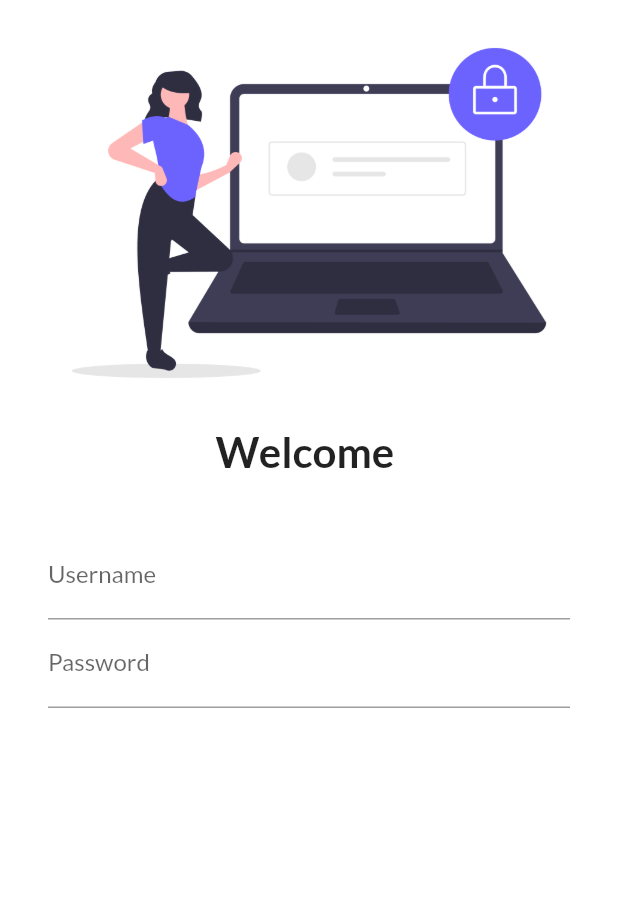
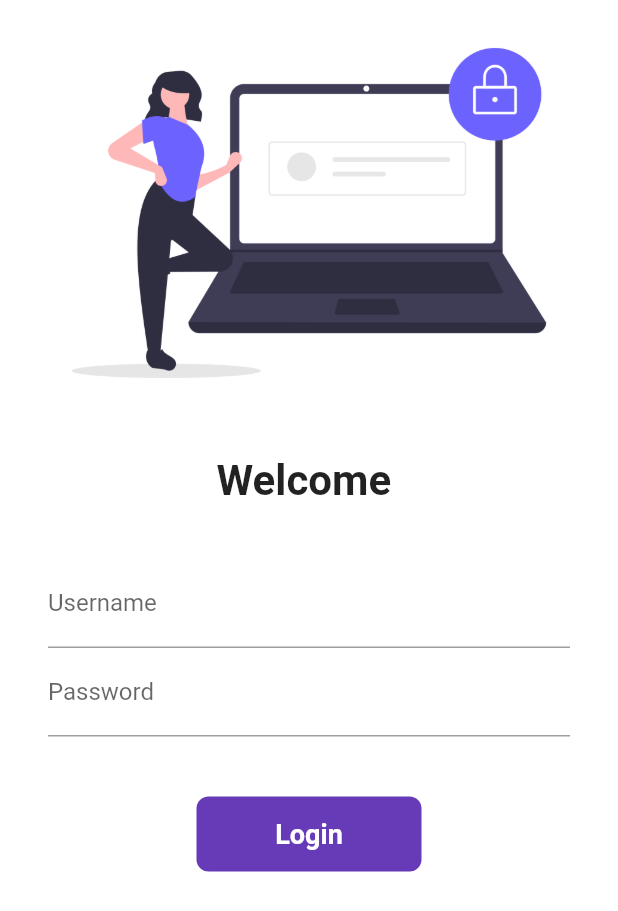
Before and after one commit to dipteshh/flutter-demo-app, a Flutter app: the screen it shows after launch, on a phone screen of 412 x 824 dp. Shown: the top 911 px of the screen. Run offline on Flutter 3.47's test engine with Material 2 defaults, Android fonts, the phone set to English and light mode, and no system bars.

Commit message:
day6 complete

```diff
--- a/lib/main.dart
+++ b/lib/main.dart
@@ -3,7 +3,7 @@ import 'package:flutter/material.dart';
 import 'pages/login_page.dart';
 
 import 'pages/home_page.dart';
-import 'package:google_fonts/google_fonts.dart';
+// import 'package:google_fonts/google_fonts.dart';
 
 void main() {
   runApp(const MyApp());
@@ -19,16 +19,16 @@ class MyApp extends StatelessWidget {
       themeMode: ThemeMode.light,
       theme: ThemeData(
         primarySwatch: Colors.deepPurple,
-        fontFamily: GoogleFonts.lato().fontFamily,
-        primaryTextTheme: GoogleFonts.latoTextTheme(),
+        // fontFamily: GoogleFonts.lato().fontFamily,
+        // primaryTextTheme: GoogleFonts.latoTextTheme(),
       ),
       darkTheme: ThemeData(
         brightness: Brightness.dark,
       ),
       routes: {
-        "/": (context) => const LoginPage(),
-        MyRoutes.homeRoute: (context) => const HomePage(),
-        MyRoutes.loginRoute: (context) => const LoginPage()
+        "/": (context) => LoginPage(),
+        MyRoutes.homeRoute: (context) => HomePage(),
+        MyRoutes.loginRoute: (context) => LoginPage()
       },
     );
   }
--- a/lib/pages/login_page.dart
+++ b/lib/pages/login_page.dart
@@ -1,21 +1,20 @@
-// ignore_for_file: prefer_const_literals_to_create_immutables, prefer_const_constructors
+// ignore_for_file: prefer_const_constructors, use_build_context_synchronously
 
+import 'package:flutter/material.dart';
 import 'package:demo/utils/routes.dart';
-import 'package:flutter/material.dart';
 
 class LoginPage extends StatefulWidget {
-  const LoginPage({super.key});
-
   @override
-  State<LoginPage> createState() => _LoginPageState();
+  _LoginPageState createState() => _LoginPageState();
 }
 
 class _LoginPageState extends State<LoginPage> {
   String name = "";
+  bool changeButton = false;
+
   @override
   Widget build(BuildContext context) {
-    return SafeArea(
-      child: Material(
+    return Material(
         color: Colors.white,
         child: SingleChildScrollView(
           child: Column(
@@ -23,6 +22,9 @@ class _LoginPageState extends State<LoginPage> {
               Image.asset(
                 "assets/images/login_img.png",
                 fit: BoxFit.cover,
+              ),
+              SizedBox(
+                height: 20.0,
               ),
               Text(
                 "Welcome $name",
@@ -41,33 +43,70 @@ class _LoginPageState extends State<LoginPage> {
                   children: [
                     TextFormField(
                       decoration: InputDecoration(
-                            hintText: "Enter username", labelText: "Username"),
+                        hintText: "Enter username",
+                        labelText: "Username",
+                      ),
+                      onChanged: (value) {
+                        name = value;
+                        setState(() {});
+                      },
                     ),
                     TextFormField(
                       obscureText: true,
                       decoration: InputDecoration(
-                            hintText: "Enter password", labelText: "Password"),
+                        hintText: "Enter password",
+                        labelText: "Password",
+                      ),
                     ),
                     SizedBox(
                       height: 40.0,
                     ),
+
+                    InkWell(
+                      onTap: () async {
+                        setState(() {
+                          changeButton = true;
+                        });
+                        await Future.delayed(Duration(seconds: 1));
+                        Navigator.pushNamed(context, MyRoutes.homeRoute);
+                      },
+                      child: AnimatedContainer(
+                        duration: Duration(seconds: 1),
+                        width: changeButton ? 100 : 150,
+                        height: 50,
+                        alignment: Alignment.center,
+                        decoration: BoxDecoration(
+                          color: Colors.deepPurple,
+                          borderRadius:
+                              BorderRadius.circular(changeButton ? 50 : 8),
+                        ),
+                        child: changeButton
+                            ? Icon(
+                                Icons.done,
+                                color: Colors.white,
+                              )
+                            : Text(
+                                "Login",
+                                style: TextStyle(
+                                    color: Colors.white,
+                                    fontWeight: FontWeight.bold,
+                                    fontSize: 18),
+                              ),
+                      ),
+                    ),
+
                     // ElevatedButton(
+                    //   child: Text("Login"),
+                    //   style: TextButton.styleFrom(minimumSize: Size(150, 40)),
                     //   onPressed: () {
                     //     Navigator.pushNamed(context, MyRoutes.homeRoute);
                     //   },
-                      //   style: TextButton.styleFrom(minimumSize: Size(150, 40)),
-                      //   child: Text("Login"),
                     // )
-                      Container(
-                        height: 150,
-                        width: 50,
-                      )
                   ],
                 ),
               )
             ],
           ),
-          )),
-    );
+        ));
   }
 }
--- a/pubspec.yaml
+++ b/pubspec.yaml
@@ -35,7 +35,7 @@ dependencies:
   # The following adds the Cupertino Icons font to your application.
   # Use with the CupertinoIcons class for iOS style icons.
   cupertino_icons: ^1.0.2
-  google_fonts: ^3.0.1
+  # google_fonts: ^3.0.1
 
 dev_dependencies:
   flutter_test:
```
Also changed, not shown: pubspec.lock, 1 other file. Lines whose indentation alone changed are shown as unchanged.
